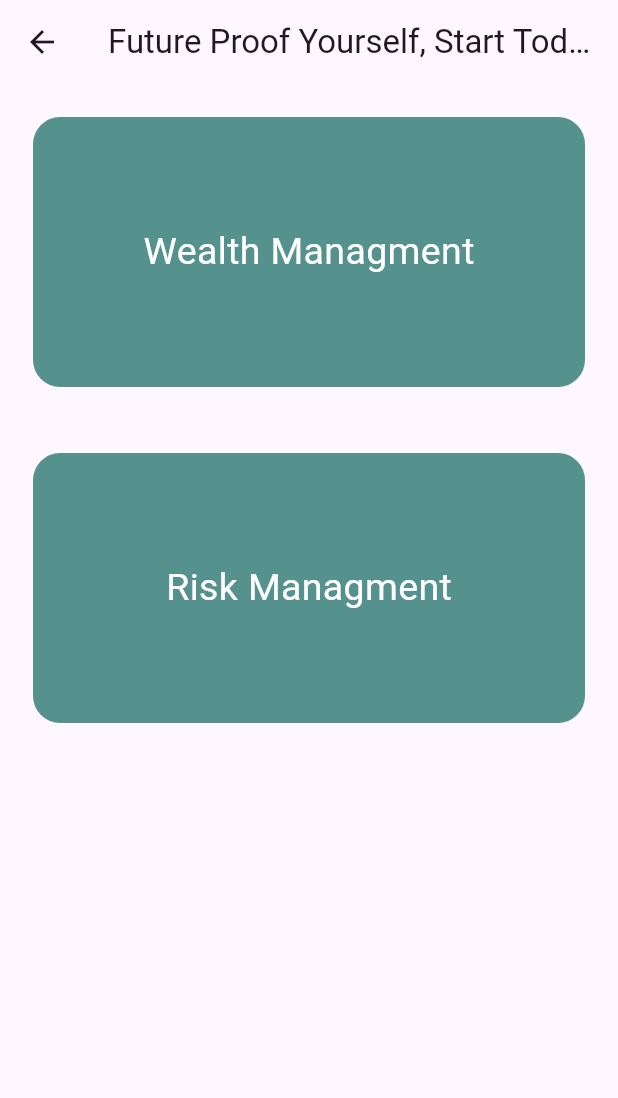
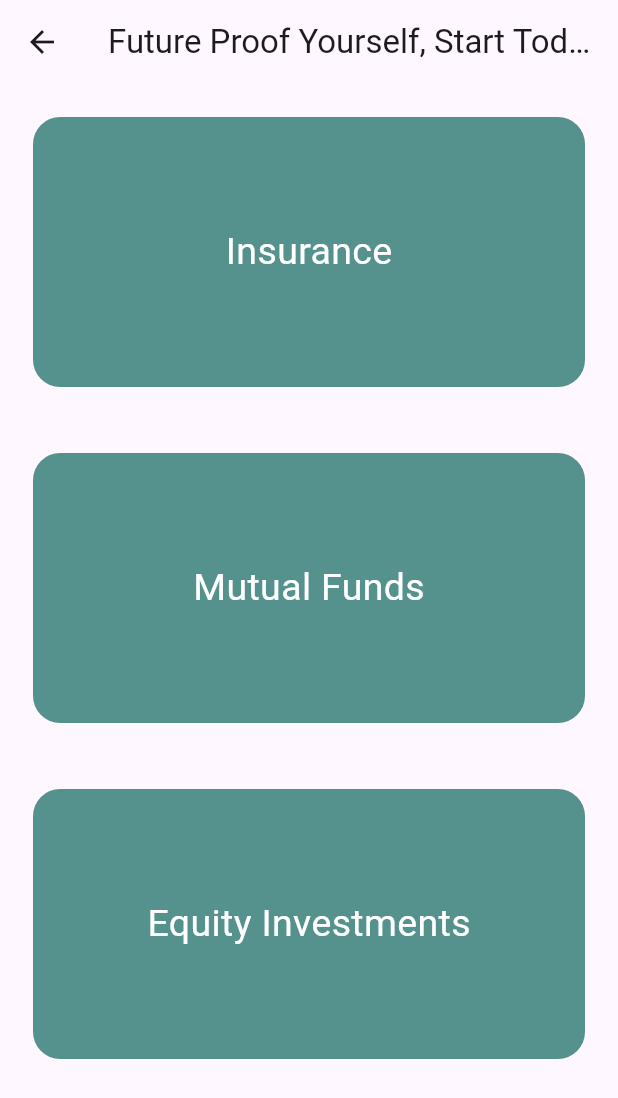
Before and after one commit to josssss07/finsavyy, a Flutter app: the LitracyPage screen opened directly, on a phone screen of 412 x 824 dp. Shown: the top 1098 px of the screen. Run offline on Flutter 3.47's test engine with Material 3 defaults, Android fonts, the phone set to English and light mode, and no system bars; our stand-ins replace hive, hive_flutter, syncfusion_flutter_charts; accounts and stored records are empty.

Commit message:
rebuild for lit comp

```diff
--- a/lib/fin_litracy_section/litracy_home.dart
+++ b/lib/fin_litracy_section/litracy_home.dart
@@ -1,5 +1,6 @@
 
 import 'package:flutter/material.dart';
+import 'package:managment/fin_litracy_section/equity/equity.dart';
 import 'package:managment/fin_litracy_section/risk_managment_pages/risk.dart';
 import 'package:managment/fin_litracy_section/wealth_managment_pages/wealth.dart';
 
@@ -39,7 +40,7 @@ class LitracyPage extends StatelessWidget {
                 ),
                 child: Center(
                   child: Text(
-                    'Wealth Managment',
+                    'Insurance',
                     style: TextStyle(
                       fontSize: 25,
                       color: Colors.white
@@ -63,7 +64,33 @@ class LitracyPage extends StatelessWidget {
                 ),
                 child: Center(
                   child: Text(
-                    'Risk Managment',
+                    'Mutual Funds',
+                    style: TextStyle(
+                      fontSize: 25,
+                      color: Colors.white,
+                    )
+                  ),
+                )
+              ),
+            ),
+          ),
+
+          GestureDetector(
+            onTap: (){
+              Navigator.push(context,MaterialPageRoute(builder: ((context) => Equity())));
+            },
+            child: Padding(
+              padding: const EdgeInsets.all(22.0),
+              child: Container(
+                height: 180,
+                width:3580,
+                decoration: BoxDecoration(
+                  color: Color.fromARGB(255, 85, 145, 141),
+                  borderRadius: BorderRadius.circular(18)
+                ),
+                child: Center(
+                  child: Text(
+                    'Equity Investments',
                     style: TextStyle(
                       fontSize: 25,
                       color: Colors.white,
--- a/pubspec.yaml
+++ b/pubspec.yaml
@@ -68,7 +68,7 @@ flutter:
 
   # To add assets to your application, add an assets section, like this:
   assets:
-    - images/
+    - assets/images/
   #   - images/a_dot_ham.jpeg
 
   # An image asset can refer to one or more resolution-specific "variants", see
```
Also changed, not shown: lib/fin_litracy_section/insurance/insurance_page_router.dart (added, +78 -0 lines), lib/fin_litracy_section/mutual_funds/mutual_funds_nav_page.dart (+91 -0 lines), lib/fin_litracy_section/insurance/insurance_nav_page.dart (deleted).
